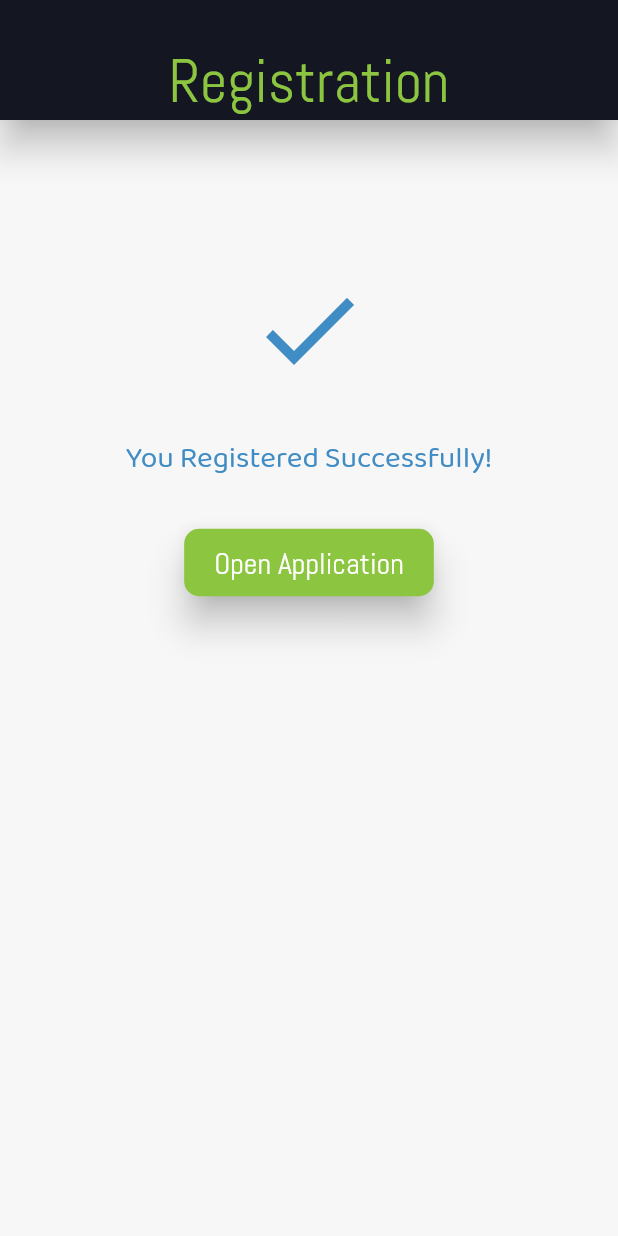
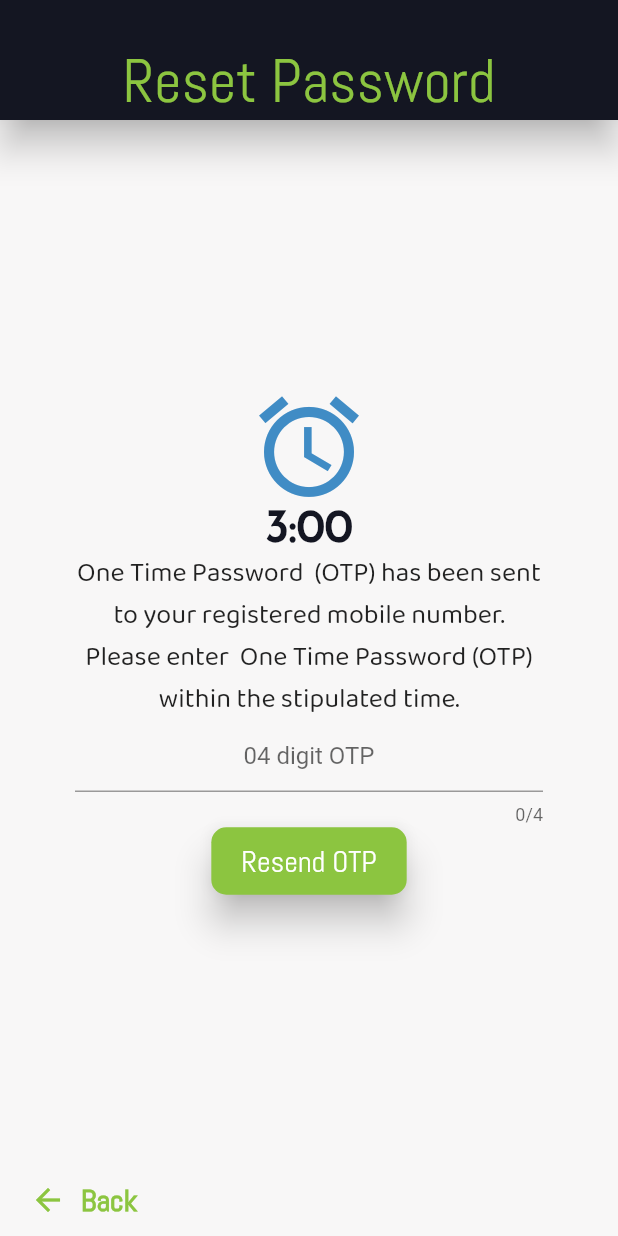
Before and after one commit to nabeelfarman/homedevdeliveryapp, a Flutter app: the screen it shows after launch, on a phone screen of 412 x 824 dp. Run offline on Flutter 3.47's test engine with Material 2 defaults, Android fonts, the phone set to English and light mode, and no system bars; our stand-ins replace simple_animations; missing offline and left inert: sailor.

Commit message:
forget password screens

```diff
--- a/lib/main.dart
+++ b/lib/main.dart
@@ -1,10 +1,12 @@
 import 'package:flutter/material.dart';
 import 'package:homemobileapp/pages/loginPage.dart';
+import 'package:homemobileapp/pages/mainOTPVerification.dart';
 import 'package:homemobileapp/pages/registrationPages/BusinessInfo.dart';
 import 'package:homemobileapp/pages/registrationPages/contactInfo.dart';
 import 'package:homemobileapp/pages/registrationPages/personalInfo.dart';
 import 'package:homemobileapp/pages/registrationPages/registrationSuccess.dart';
 import 'package:homemobileapp/pages/registrationPages/userNamePassword.dart';
+import 'package:homemobileapp/pages/resetPassword.dart';
 //import './UI/CustomLoginInput.dart';
 // import './Animation/FadeinAnimation.dart';
 import './pages/registrationPages/otpVerification.dart';
@@ -29,7 +31,7 @@ class MyApp extends StatelessWidget {
         primarySwatch: Colors.blue,
       ),
       //home: MyHomePage(title: 'Home Delivery'),
-      home: RegistrationSuccess(),
+      home: MainOTPVerification(),
       // onGenerateRoute: Routes.sailor.generator(),
       // navigatorKey: Routes.sailor.navigatorKey,
     );
--- /dev/null
+++ b/lib/pages/mainOTPVerification.dart
@@ -0,0 +1,149 @@
+import 'package:flutter/material.dart';
+import 'package:homemobileapp/Animation/FadeinAnimation.dart';
+
+class MainOTPVerification extends StatelessWidget {
+  MainOTPVerification();
+
+  //declaration
+  Color blackClr = Color(0xff141622);
+  Color greenClr = Color(0xff8cc540);
+  Color blueClr = Color(0xff408cc5);
+  Color bodyClr = Color(0xfff8f7f7);
+
+  @override
+  Widget build(BuildContext context) {
+    return Scaffold(
+        body: Container(
+      width: MediaQuery.of(context).size.width,
+      height: MediaQuery.of(context).size.height,
+      color: bodyClr,
+      child: Column(
+        mainAxisAlignment: MainAxisAlignment.spaceBetween,
+        crossAxisAlignment: CrossAxisAlignment.stretch,
+        children: <Widget>[
+          Material(
+            elevation: 10,
+            child: FadeAnimation(
+                1.0,
+                Container(
+                  height: 80,
+                  alignment: Alignment.bottomCenter,
+                  color: blackClr,
+                  child: Text(
+                    'Reset Password',
+                    style: TextStyle(
+                        color: greenClr, fontSize: 40, fontFamily: 'Abel'),
+                  ),
+                )),
+          ),
+          FadeAnimation(
+            1.5,
+            Column(
+              mainAxisAlignment: MainAxisAlignment.spaceBetween,
+              children: <Widget>[
+                Center(
+                  child: Icon(
+                    Icons.alarm,
+                    size: 80,
+                    color: blueClr,
+                  ),
+                ),
+                Text(
+                  '3:00',
+                  textAlign: TextAlign.center,
+                  style: TextStyle(
+                      color: blackClr,
+                      fontSize: 30,
+                      fontFamily: 'Josefin',
+                      fontWeight: FontWeight.bold),
+                ),
+                Padding(
+                  padding: const EdgeInsets.only(left: 50, right: 50),
+                  child: Text(
+                    'One Time Password  (OTP) has been sent to your registered mobile number. Please enter  One Time Password (OTP) within the stipulated time.',
+                    textAlign: TextAlign.center,
+                    style: TextStyle(fontFamily: 'Baloo', fontSize: 18),
+                  ),
+                ),
+                Padding(
+                  padding: const EdgeInsets.only(left: 50, right: 50),
+                  child: TextFormField(
+                    key: Key('password'),
+                    keyboardType: TextInputType.number,
+                    textAlign: TextAlign.center,
+                    maxLength: 4,
+                    decoration: InputDecoration(
+                      hintText: '04 digit OTP',
+                      // labelText: 'mobile number',
+                    ),
+                    validator: (String value) {
+                      if (value.isEmpty) {
+                        return 'Enter Verification Code';
+                      }
+                    },
+                    onSaved: (String value) {},
+                  ),
+                ),
+                Padding(
+                  padding: const EdgeInsets.only(left: 125, right: 125),
+                  child: RaisedButton(
+                    elevation: 10,
+                    padding: EdgeInsets.fromLTRB(20.0, 10.0, 20.0, 10.0),
+                    shape: new RoundedRectangleBorder(
+                      borderRadius: new BorderRadius.circular(10),
+                    ),
+                    color: greenClr,
+                    splashColor: blackClr,
+                    child: Text(
+                      "Resend OTP",
+                      style: TextStyle(
+                        color: Colors.white,
+                        fontSize: 20,
+                        fontFamily: 'Abel',
+                      ),
+                    ),
+                    onPressed: () {},
+                  ),
+                ),
+              ],
+            ),
+          ),
+          FadeAnimation(
+            2.0,
+            Row(
+              mainAxisAlignment: MainAxisAlignment.spaceBetween,
+              children: <Widget>[
+                FlatButton(
+                  padding: EdgeInsets.fromLTRB(20.0, 10.0, 20.0, 10.0),
+                  shape: new RoundedRectangleBorder(
+                    borderRadius: new BorderRadius.circular(0),
+                  ),
+                  splashColor: blackClr,
+                  child: Row(
+                    mainAxisAlignment: MainAxisAlignment.spaceAround,
+                    children: <Widget>[
+                      Padding(
+                        padding: const EdgeInsets.only(right: 10),
+                        child: Icon(Icons.arrow_back, color: greenClr),
+                      ),
+                      Text(
+                        "Back",
+                        style: TextStyle(
+                          color: greenClr,
+                          fontSize: 20,
+                          fontFamily: 'Abel',
+                          fontWeight: FontWeight.bold,
+                        ),
+                      )
+                    ],
+                  ),
+                  onPressed: () {},
+                ),
+              ],
+            ),
+          )
+        ],
+      ),
+    ));
+  }
+}
```
Also changed, not shown: lib/pages/resetPassword.dart (added, +149 -0 lines).
